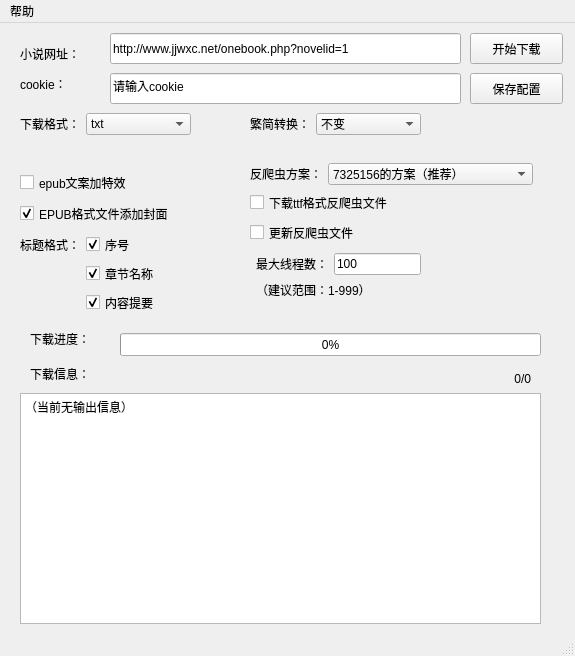
Old version of the form exe整合版/jjurl.ui in the repository 7325156/jjwxcNovelCrawler.
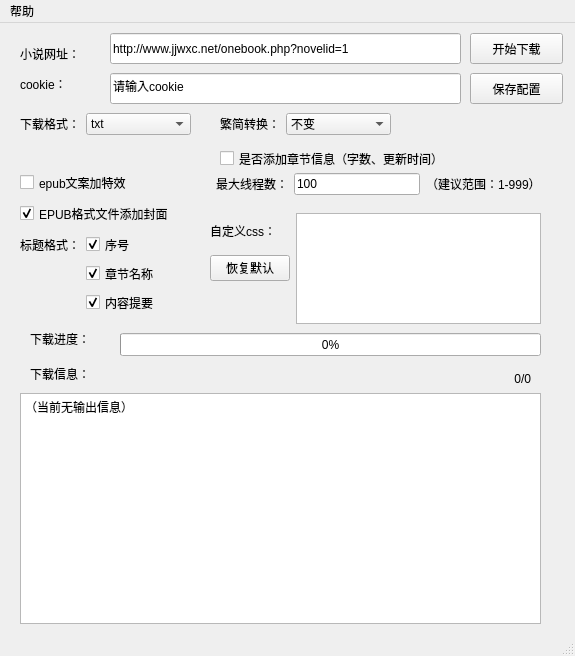
New version of the form. Icons and pictures are not drawn.

```diff
--- a/exe整合版/jjurl.ui
+++ b/exe整合版/jjurl.ui
@@ -24,10 +24,10 @@
    <widget class="QWidget" name="formLayoutWidget">
     <property name="geometry">
      <rect>
-      <x>250</x>
+      <x>220</x>
       <y>90</y>
       <width>171</width>
-      <height>45</height>
+      <height>31</height>
      </rect>
     </property>
     <layout class="QFormLayout" name="tstran">
@@ -337,10 +337,10 @@
    <widget class="QWidget" name="formLayoutWidget_4">
     <property name="geometry">
      <rect>
-      <x>250</x>
-      <y>230</y>
-      <width>171</width>
-      <height>61</height>
+      <x>210</x>
+      <y>150</y>
+      <width>331</width>
+      <height>41</height>
      </rect>
     </property>
     <layout class="QFormLayout" name="formLayout">
@@ -366,81 +366,63 @@
          </property>
         </widget>
        </item>
+       <item>
+        <widget class="QLabel" name="label_7">
+         <property name="text">
+          <string>（建议范围：1-999）</string>
+         </property>
+        </widget>
+       </item>
       </layout>
      </item>
-     <item row="1" column="1">
-      <widget class="QLabel" name="label_7">
-       <property name="text">
-        <string>（建议范围：1-999）</string>
-       </property>
-      </widget>
-     </item>
     </layout>
    </widget>
-   <widget class="QWidget" name="formLayoutWidget_5">
+   <widget class="QCheckBox" name="chInfo">
     <property name="geometry">
      <rect>
-      <x>250</x>
-      <y>140</y>
-      <width>283</width>
+      <x>220</x>
+      <y>120</y>
+      <width>281</width>
       <height>31</height>
      </rect>
     </property>
-    <layout class="QFormLayout" name="formLayout_2">
+    <property name="text">
+     <string>是否添加章节信息（字数、更新时间）</string>
+    </property>
+   </widget>
+   <widget class="QWidget" name="gridLayoutWidget">
+    <property name="geometry">
+     <rect>
+      <x>210</x>
+      <y>190</y>
+      <width>331</width>
+      <height>111</height>
+     </rect>
+    </property>
+    <layout class="QGridLayout" name="gridLayout">
      <item row="0" column="0">
       <widget class="QLabel" name="label_10">
        <property name="text">
-        <string>反爬虫方案：</string>
+        <string>自定义css：</string>
        </property>
       </widget>
      </item>
-     <item row="0" column="1">
-      <widget class="QComboBox" name="crawler">
-       <item>
-        <property name="text">
-         <string>7325156的方案（推荐）</string>
-        </property>
-       </item>
-       <item>
-        <property name="text">
-         <string>fffonion的方案</string>
-        </property>
-       </item>
-       <item>
-        <property name="text">
-         <string>yingziwu的方案</string>
-        </property>
-       </item>
+     <item row="1" column="0">
+      <widget class="QPushButton" name="cssbutton">
+       <property name="text">
+        <string>恢复默认</string>
+       </property>
+      </widget>
+     </item>
+     <item row="0" column="1" rowspan="3">
+      <widget class="QPlainTextEdit" name="cssedit">
+       <property name="plainText">
+        <string/>
+       </property>
       </widget>
      </item>
     </layout>
    </widget>
-   <widget class="QCheckBox" name="crawlerupdate">
-    <property name="geometry">
-     <rect>
-      <x>250</x>
-      <y>200</y>
-      <width>181</width>
-      <height>19</height>
-     </rect>
-    </property>
-    <property name="text">
-     <string>更新反爬虫文件</string>
-    </property>
-   </widget>
-   <widget class="QCheckBox" name="ttffile">
-    <property name="geometry">
-     <rect>
-      <x>250</x>
-      <y>170</y>
-      <width>191</width>
-      <height>19</height>
-     </rect>
-    </property>
-    <property name="text">
-     <string>下载ttf格式反爬虫文件</string>
-    </property>
-   </widget>
   </widget>
   <widget class="QMenuBar" name="menubar">
    <property name="geometry">
```
